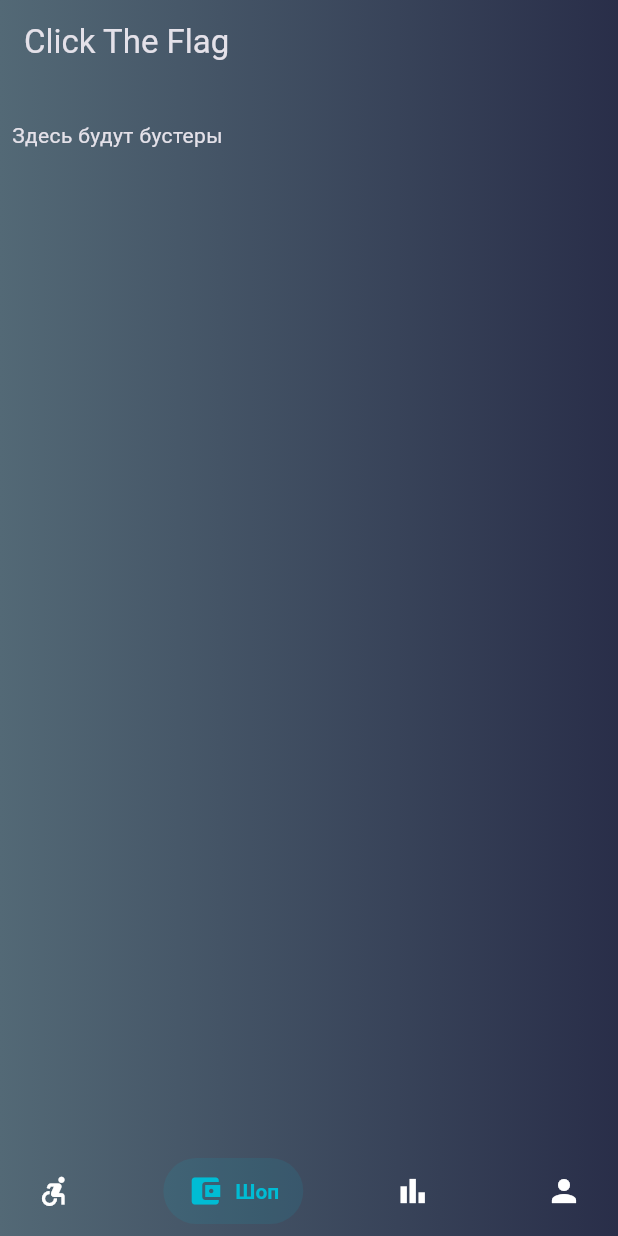
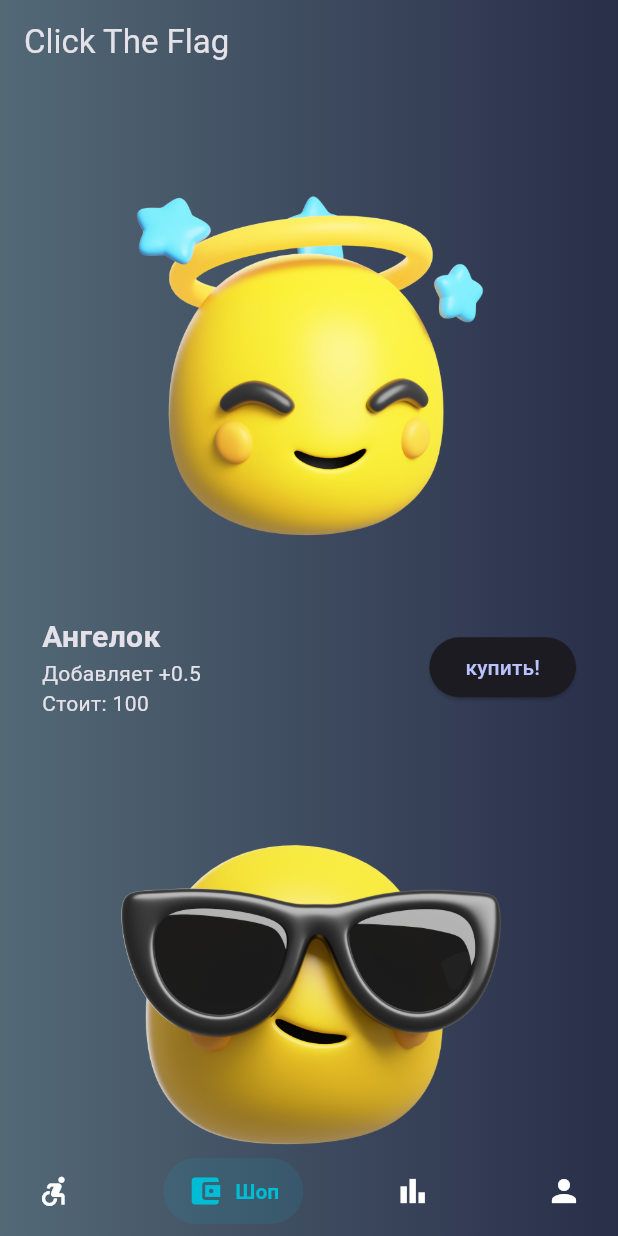
Before and after one commit to Un1c0re/ctf_clicker, a Flutter app: the screen it shows after launch, item 2 of the bottom bar chosen, on a phone screen of 412 x 824 dp. Run offline on Flutter 3.47's test engine with Material 3 defaults, Android fonts, the phone set to English and light mode, and no system bars; drawn by our look-alikes of salomon_bottom_bar; our stand-ins replace drift, get; missing offline and left inert: simple_progress_indicators; accounts and stored records are empty; generated files the repository leaves out were written again.

Commit message:
[🐛] Добавлены модели скинов и их отображение

```diff
--- /dev/null
+++ b/lib/models/skin_model.dart
@@ -0,0 +1,13 @@
+class Skin {
+  final String path;
+  final String name;
+  final int price;
+  final double tapValue;
+
+  Skin({
+    required this.path,
+    required this.name,
+    required this.price,
+    required this.tapValue,
+  });
+}
--- a/lib/views/shop/shop_screen.dart
+++ b/lib/views/shop/shop_screen.dart
@@ -1,4 +1,8 @@
-import 'package:flutter/cupertino.dart';
+import 'package:ctf_clicker/views/widgets/skin_shop_widget.dart';
+import 'package:flutter/material.dart';
+
+import '../../models/skin_model.dart';
+import '../../utils/constants.dart';
 
 class ShopScreen extends StatefulWidget {
   const ShopScreen({super.key});
@@ -8,13 +12,39 @@ class ShopScreen extends StatefulWidget {
 }
 
 class _ShopScreenState extends State<ShopScreen> {
+  final List<Skin> skins = [
+    Skin(
+        path: 'assets/images/emoji/angel.png',
+        name: 'Ангелок',
+        price: 100,
+        tapValue: 0.5),
+    Skin(
+        path: 'assets/images/emoji/cool.png',
+        name: 'Крутой чел',
+        price: 100,
+        tapValue: 0.5),
+    Skin(
+        path: 'assets/images/emoji/oops.png',
+        name: 'Жахнутый',
+        price: 100,
+        tapValue: 0.5),
+    Skin(
+        path: 'assets/images/emoji/star.png',
+        name: 'Веселый чел',
+        price: 100,
+        tapValue: 0.5),
+  ];
+
   @override
   Widget build(BuildContext context) {
-    return const Column(
-      crossAxisAlignment: CrossAxisAlignment.stretch,
-      children: [
-        Text("Здесь будут бустеры"),
-      ],
+    return Padding(
+      padding: EdgeInsets.only(bottom: DeviceScreenConstants.screenHeight * 0.06),
+      child: SingleChildScrollView(
+        child: Column(
+          crossAxisAlignment: CrossAxisAlignment.stretch,
+          children: skins.map((skin) => SkinShopWidget(skin: skin)).toList(),
+        ),
+      ),
     );
   }
 }
--- /dev/null
+++ b/lib/views/widgets/skin_shop_widget.dart
@@ -0,0 +1,50 @@
+import 'dart:ui';
+
+import 'package:ctf_clicker/utils/constants.dart';
+import 'package:flutter/cupertino.dart';
+import 'package:flutter/material.dart';
+
+import '../../models/skin_model.dart';
+
+class SkinShopWidget extends StatelessWidget {
+  final Skin skin;
+
+  const SkinShopWidget({super.key, required this.skin});
+
+  @override
+  Widget build(BuildContext context) {
+    return Container(
+      padding: const EdgeInsets.symmetric(horizontal: 20.0, vertical: 4.0),
+      constraints: BoxConstraints(
+        maxHeight: DeviceScreenConstants.screenHeight * 0.5,
+      ),
+      child: Column(
+        mainAxisAlignment: MainAxisAlignment.spaceAround,
+        children: [
+          Image.asset(skin.path, height: 300),
+          Row(
+            mainAxisAlignment: MainAxisAlignment.spaceBetween,
+            children: [
+              Column(
+                crossAxisAlignment: CrossAxisAlignment.start,
+                children: [
+                  Text(skin.name,
+                      style: const TextStyle(
+                        fontWeight: FontWeight.bold,
+                        fontSize: 20,
+                      )),
+                  Text('Добавляет +${skin.tapValue}'),
+                  Text('Стоит: ${skin.price}'),
+                ],
+              ),
+              ElevatedButton(
+                onPressed: () {},
+                child: Text('купить!'),
+              ),
+            ],
+          )
+        ],
+      ),
+    );
+  }
+}
```
